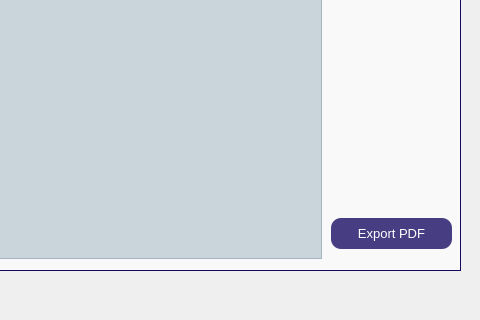
Old version of the form mainwindow.ui in the repository ProjetCPlusPlus2A41/projetcpp2a41-classroom-2a41-innostay; both pictures show x 720 to 1200 and y 380 to 700 of the 1200 by 700 pixel window.
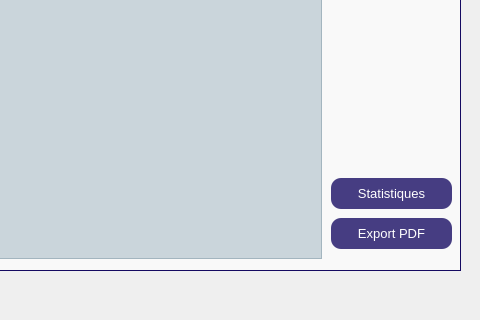
New version of the form. The open tabs and pages were chosen to show the change. Icons and pictures are not drawn.

What changed in the file:
```diff
--- a/mainwindow.ui
+++ b/mainwindow.ui
@@ -1416,6 +1416,34 @@
          </property>
         </widget>
        </widget>
+       <widget class="QPushButton" name="bt_Stats">
+        <property name="geometry">
+         <rect>
+          <x>1040</x>
+          <y>480</y>
+          <width>121</width>
+          <height>31</height>
+         </rect>
+        </property>
+        <property name="font">
+         <font>
+          <pointsize>10</pointsize>
+         </font>
+        </property>
+        <property name="styleSheet">
+         <string notr="true">QPushButton {
+background-color: rgba(20, 9, 97, 200);
+border-radius: 10px;
+color:white;
+}
+QPushButton:hover {
+background-color: qlineargradient(spread:pad, x1:0, y1:0, x2:0, y2:1, stop:0 rgba(117, 201, 187, 200), stop:1 rgba(20, 9, 97, 200));
+}</string>
+        </property>
+        <property name="text">
+         <string>Statistiques</string>
+        </property>
+       </widget>
       </widget>
      </widget>
      <widget class="QLabel" name="Background_image_2">
```
Left out of the diff: 4 changed lines with no effect on the pictures.
